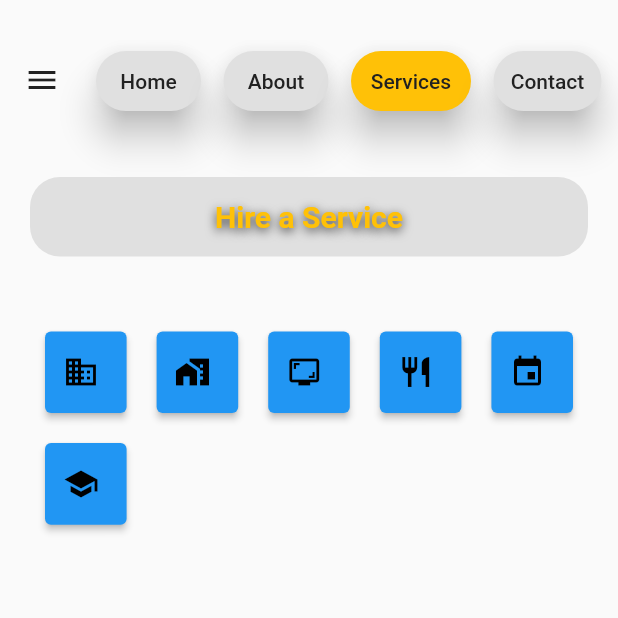
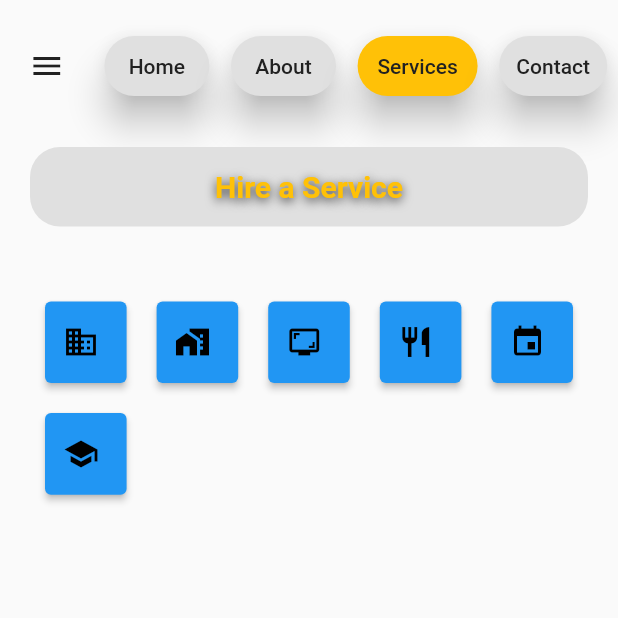
Before and after one commit to MohammedBaqerAdnan/AlqoudAppProject, a Flutter app: the Services screen opened by its route, on a phone screen of 412 x 824 dp, the top half of it. Run offline on Flutter 3.47's test engine with Material 2 defaults, Android fonts, the phone set to English and light mode, and no system bars; our stand-ins replace flutter_svg.

Commit message:
add final and add color to drawer widget and edit the home route and edit the head buttons from padding to alignment

```diff
--- a/lib/Services.dart
+++ b/lib/Services.dart
@@ -1,164 +1,57 @@
-// // ignore_for_file: prefer_const_constructors
-
-// import 'package:flutter/material.dart';
-
-// class Welcome extends StatelessWidget {
-//   const Welcome({Key? key}) : super(key: key);
-
-//   @override
-//   Widget build(BuildContext context) {
-//     return SafeArea(
-//       child: Scaffold(
-//         body: SizedBox(
-//           height: double.infinity,
-//           width: double.infinity,
-//           child: Stack(
-//             children: [
-//               SizedBox(
-//                 width: double.infinity,
-//                 child: Column(
-//                   crossAxisAlignment: CrossAxisAlignment.center,
-//                   children: [
-//                     SizedBox(
-//                       height: 35,
-//                     ),
-//                     Text(
-//                       "Welcome",
-//                       style: TextStyle(fontSize: 33, fontFamily: "myfont"),
-//                     ),
-//                     SizedBox(
-//                       height: 35,
-//                     ),
-//                     SizedBox(
-//                       height: 35,
-//                     ),
-//                     ElevatedButton(
-//                       onPressed: () {
-//                         Navigator.pushNamed(context, "/login");
-//                       },
-//                       style: ButtonStyle(
-//                         backgroundColor:
-//                             MaterialStateProperty.all(Colors.purple),
-//                         padding: MaterialStateProperty.all(
-//                             EdgeInsets.symmetric(horizontal: 79, vertical: 10)),
-//                         shape: MaterialStateProperty.all(RoundedRectangleBorder(
-//                             borderRadius: BorderRadius.circular(27))),
-//                       ),
-//                       child: Text(
-//                         "login",
-//                         style: TextStyle(fontSize: 24),
-//                       ),
-//                     ),
-//                     SizedBox(
-//                       height: 22,
-//                     ),
-//                     ElevatedButton(
-//                       onPressed: () {
-//                         Navigator.pushNamed(context, "/signup");
-//                       },
-//                       style: ButtonStyle(
-//                         backgroundColor:
-//                             MaterialStateProperty.all(Colors.purple[100]),
-//                         padding: MaterialStateProperty.all(
-//                             EdgeInsets.symmetric(horizontal: 77, vertical: 13)),
-//                         shape: MaterialStateProperty.all(RoundedRectangleBorder(
-//                             borderRadius: BorderRadius.circular(27))),
-//                       ),
-//                       child: Text(
-//                         "SIGNUP",
-//                         style: TextStyle(fontSize: 17, color: Colors.grey[850]),
-//                       ),
-//                     ),
-//                   ],
-//                 ),
-//               ),
-//               Positioned(
-//                 left: 0,
-//                 child: Image.asset(
-//                   "assets/images/main_top.png",
-//                   width: 111,
-//                 ),
-//               ),
-//               Positioned(
-//                 bottom: 0,
-//                 child: Image.asset(
-//                   "assets/images/main_bottom.png",
-//                   width: 111,
-//                 ),
-//               ),
-//             ],
-//           ),
-//         ),
-//       ),
-//     );
-//   }
-// }
-
 import 'package:flutter/material.dart';
-
-/*void main() {
-  runApp(const MyApp());
-}
-
-class MyApp extends StatelessWidget {
-  const MyApp({Key? key}) : super(key: key);
-
-  @override
-  Widget build(BuildContext context) {
-    return const MaterialApp(
-      home: Services(),
-    );
-  }
-}*/
 
 class Services extends StatelessWidget {
   Services({super.key});
 
-  GlobalKey<ScaffoldState> _globalKey = GlobalKey<ScaffoldState>();
+  final GlobalKey<ScaffoldState> _globalKey = GlobalKey<ScaffoldState>();
   @override
   Widget build(BuildContext context) {
     return SafeArea(
       child: Scaffold(
         key: _globalKey,
         drawer: Drawer(
+          child: Container(
+            color: Colors.grey[300],
             child: ListView(
               // Important: Remove any padding from the ListView.
               padding: EdgeInsets.zero,
               children: <Widget>[
                 UserAccountsDrawerHeader(
-                  decoration: BoxDecoration(
-                    color: Colors.blue,
-                  ),
                   accountName: Text("name"),
                   accountEmail: Text("email"),
                   currentAccountPicture: CircleAvatar(
-                    backgroundColor: Colors.orange[50],
+                    backgroundColor: Colors.grey[200],
                     child: Text(
                       "A",
                       style: TextStyle(fontSize: 40.0),
                     ),
                   ),
+                  decoration: BoxDecoration(color: Colors.grey[900]),
                 ),
                 ListTile(
-                  leading: Icon(Icons.home), title: Text("Home"),
+                  leading: Icon(Icons.home),
+                  title: Text("Home"),
                   onTap: () {
                     Navigator.pushReplacementNamed(context, '/home');
                   },
                 ),
                 ListTile(
-                  leading: Icon(Icons.person), title: Text("About"),
+                  leading: Icon(Icons.person),
+                  title: Text("About"),
                   onTap: () {
                     Navigator.pushReplacementNamed(context, '/About');
                   },
                 ),
                 ListTile(
-                  leading: Icon(Icons.settings), title: Text("Services"),
+                  leading: Icon(Icons.settings),
+                  title: Text("Services"),
                   onTap: () {
                     Navigator.pushReplacementNamed(context, '/Services');
                   },
                 ),
                 ListTile(
-                  leading: Icon(Icons.contacts), title: Text("Contact Us"),
+                  leading: Icon(Icons.contacts),
+                  title: Text("Contact Us"),
                   onTap: () {
                     Navigator.pushReplacementNamed(context, '/Contact');
                   },
@@ -166,15 +59,21 @@ class Services extends StatelessWidget {
               ],
             ),
           ),
+        ),
         body: Column(
           mainAxisSize: MainAxisSize.max,
           crossAxisAlignment: CrossAxisAlignment.center,
           children: [
             Container(
+              child: Padding(
+                padding: const EdgeInsets.fromLTRB(0, 20, 0, 0),
                 child: Row(
+                  mainAxisAlignment: MainAxisAlignment.spaceAround,
                   children: [
                     Padding(
-                      padding: EdgeInsets.fromLTRB(4, 19, 0, 0),
+                      // padding: EdgeInsets.fromLTRB(4, 19, 0, 0),
+                      padding: EdgeInsets.fromLTRB(0, 0, 0, 0),
+
                       child: IconButton(
                         icon: Icon(Icons.menu),
                         onPressed: () {
@@ -183,7 +82,8 @@ class Services extends StatelessWidget {
                       ),
                     ),
                     Padding(
-                      padding: const EdgeInsets.fromLTRB(12, 30, 15, 10),
+                      // padding: const EdgeInsets.fromLTRB(12, 30, 15, 10),
+                      padding: const EdgeInsets.fromLTRB(0, 0, 0, 0),
                       child: ElevatedButton(
                         onPressed: () {
                           Navigator.pushReplacementNamed(context, "/");
@@ -191,7 +91,8 @@ class Services extends StatelessWidget {
                         style: ButtonStyle(
                           backgroundColor:
                               MaterialStateProperty.all(Colors.grey[300]),
-                          shape: MaterialStateProperty.all<RoundedRectangleBorder>(
+                          shape:
+                              MaterialStateProperty.all<RoundedRectangleBorder>(
                             RoundedRectangleBorder(
                               borderRadius: BorderRadius.circular(20.0),
                             ),
@@ -206,14 +107,17 @@ class Services extends StatelessWidget {
                           alignment: Alignment.center,
                           child: Text(
                             "Home",
-                            style: TextStyle(fontSize: 14, color: Colors.grey[900]),
+                            style: TextStyle(
+                                fontSize: 14, color: Colors.grey[900]),
                           ),
                         ),
                       ),
                     ),
                     // About Button
                     Padding(
-                      padding: const EdgeInsets.fromLTRB(0, 30, 15, 10),
+                      // padding: const EdgeInsets.fromLTRB(0, 30, 15, 10),
+                      padding: const EdgeInsets.fromLTRB(0, 0, 0, 0),
+
                       child: ElevatedButton(
                         onPressed: () {
                           Navigator.pushReplacementNamed(context, "/About");
@@ -221,7 +125,8 @@ class Services extends StatelessWidget {
                         style: ButtonStyle(
                           backgroundColor:
                               MaterialStateProperty.all(Colors.grey[300]),
-                          shape: MaterialStateProperty.all<RoundedRectangleBorder>(
+                          shape:
+                              MaterialStateProperty.all<RoundedRectangleBorder>(
                             RoundedRectangleBorder(
                               borderRadius: BorderRadius.circular(20.0),
                             ),
@@ -236,7 +141,8 @@ class Services extends StatelessWidget {
                           alignment: Alignment.center,
                           child: Text(
                             "About",
-                            style: TextStyle(fontSize: 14, color: Colors.grey[900]),
+                            style: TextStyle(
+                                fontSize: 14, color: Colors.grey[900]),
                           ),
                         ),
                       ),
@@ -244,7 +150,9 @@ class Services extends StatelessWidget {
 
                     // Services Button
                     Padding(
-                      padding: const EdgeInsets.fromLTRB(0, 30, 15, 10),
+                      // padding: const EdgeInsets.fromLTRB(0, 30, 15, 10),
+                      padding: const EdgeInsets.fromLTRB(0, 0, 0, 0),
+
                       child: ElevatedButton(
                         onPressed: () {
                           Navigator.pushReplacementNamed(context, "/Services");
@@ -259,7 +167,8 @@ class Services extends StatelessWidget {
                               return Colors.amber[500];
                             },
                           ),
-                          shape: MaterialStateProperty.all<RoundedRectangleBorder>(
+                          shape:
+                              MaterialStateProperty.all<RoundedRectangleBorder>(
                             RoundedRectangleBorder(
                               borderRadius: BorderRadius.circular(20.0),
                             ),
@@ -274,7 +183,8 @@ class Services extends StatelessWidget {
                           alignment: Alignment.center,
                           child: Text(
                             "Services",
-                            style: TextStyle(fontSize: 14, color: Colors.grey[900]),
+                            style: TextStyle(
+                                fontSize: 14, color: Colors.grey[900]),
                           ),
                         ),
                       ),
@@ -282,7 +192,9 @@ class Services extends StatelessWidget {
 
                     // Contact Button
                     Padding(
-                      padding: const EdgeInsets.fromLTRB(0, 30, 15, 10),
+                      // padding: const EdgeInsets.fromLTRB(0, 30, 15, 10),
+                      padding: const EdgeInsets.fromLTRB(0, 0, 0, 0),
+
                       child: ElevatedButton(
                         onPressed: () {
                           Navigator.pushReplacementNamed(context, "/Contact");
@@ -290,7 +202,8 @@ class Services extends StatelessWidget {
                         style: ButtonStyle(
                           backgroundColor:
                               MaterialStateProperty.all(Colors.grey[300]),
-                          shape: MaterialStateProperty.all<RoundedRectangleBorder>(
+                          shape:
+                              MaterialStateProperty.all<RoundedRectangleBorder>(
                             RoundedRectangleBorder(
                               borderRadius: BorderRadius.circular(20.0),
                             ),
@@ -305,12 +218,14 @@ class Services extends StatelessWidget {
                           alignment: Alignment.center,
                           child: Text(
                             "Contact",
-                            style: TextStyle(fontSize: 14, color: Colors.grey[900]),
+                            style: TextStyle(
+                                fontSize: 14, color: Colors.grey[900]),
                           ),
                         ),
                       ),
                     ),
                   ],
+                ),
               ),
             ),
             Center(
@@ -354,8 +269,14 @@ class Services extends StatelessWidget {
                   //padding: const EdgeInsets.all(8),
                   //color: Colors.teal[100],
                   child: ElevatedButton.icon(
-                      label: Text('Business plan Consultation', style: TextStyle(color: Colors.black),),
-                      icon: Icon(Icons.business, color: Colors.black,),
+                    label: Text(
+                      'Business plan Consultation',
+                      style: TextStyle(color: Colors.black),
+                    ),
+                    icon: Icon(
+                      Icons.business,
+                      color: Colors.black,
+                    ),
                     onPressed: () {},
                   ),
                 ),
@@ -363,8 +284,14 @@ class Services extends StatelessWidget {
                   //padding: const EdgeInsets.all(8),
                   //color: Colors.teal[100],
                   child: ElevatedButton.icon(
-                      label: Text('Internship', style: TextStyle(color: Colors.black),),
-                      icon: Icon(Icons.home_work, color: Colors.black,),
+                    label: Text(
+                      'Internship',
+                      style: TextStyle(color: Colors.black),
+                    ),
+                    icon: Icon(
+                      Icons.home_work,
+                      color: Colors.black,
+                    ),
                     onPressed: () {},
                   ),
                 ),
@@ -372,8 +299,14 @@ class Services extends StatelessWidget {
                   //padding: const EdgeInsets.all(8),
                   //color: Colors.teal[100],
                   child: ElevatedButton.icon(
-                      label: Text('Workshops', style: TextStyle(color: Colors.black),),
-                      icon: Icon(Icons.screenshot_monitor, color: Colors.black,),
+                    label: Text(
+                      'Workshops',
+                      style: TextStyle(color: Colors.black),
+                    ),
+                    icon: Icon(
+                      Icons.screenshot_monitor,
+                      color: Colors.black,
+                    ),
                     onPressed: () {},
                   ),
                 ),
@@ -381,8 +314,14 @@ class Services extends StatelessWidget {
                   //padding: const EdgeInsets.all(8),
                   //color: Colors.teal[100],
                   child: ElevatedButton.icon(
-                      label: Text('Catering', style: TextStyle(color: Colors.black),),
-                      icon: Icon(Icons.restaurant, color: Colors.black,),
+                    label: Text(
+                      'Catering',
+                      style: TextStyle(color: Colors.black),
+                    ),
+                    icon: Icon(
+                      Icons.restaurant,
+                      color: Colors.black,
+                    ),
                     onPressed: () {},
                   ),
                 ),
@@ -390,8 +329,14 @@ class Services extends StatelessWidget {
                   //padding: const EdgeInsets.all(8),
                   //color: Colors.teal[100],
                   child: ElevatedButton.icon(
-                      label: Text('Event Management', style: TextStyle(color: Colors.black),),
-                      icon: Icon(Icons.event, color: Colors.black,),
+                    label: Text(
+                      'Event Management',
+                      style: TextStyle(color: Colors.black),
+                    ),
+                    icon: Icon(
+                      Icons.event,
+                      color: Colors.black,
+                    ),
                     onPressed: () {},
                   ),
                 ),
@@ -399,8 +344,14 @@ class Services extends StatelessWidget {
                   //padding: const EdgeInsets.all(8),
                   //color: Colors.teal[100],
                   child: ElevatedButton.icon(
-                      label: Text('Coaching', style: TextStyle(color: Colors.black),),
-                      icon: Icon(Icons.school, color: Colors.black,),
+                    label: Text(
+                      'Coaching',
+                      style: TextStyle(color: Colors.black),
+                    ),
+                    icon: Icon(
+                      Icons.school,
+                      color: Colors.black,
+                    ),
                     onPressed: () {},
                   ),
                 ),
```
Lines whose indentation alone changed are shown as unchanged.
